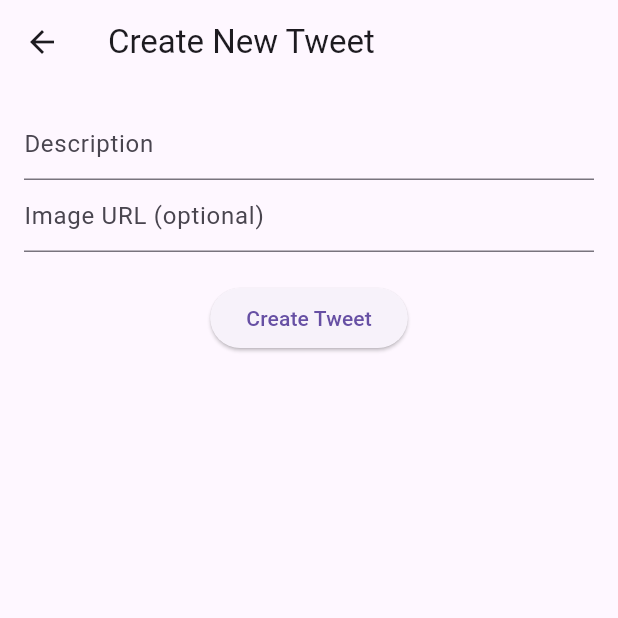
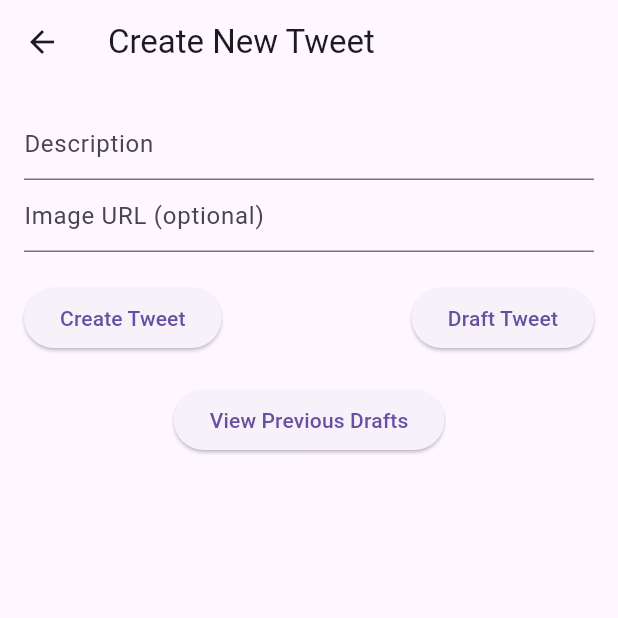
Before and after one commit to AllanSangle/final_project, a Flutter app: the CreateNewTweet screen opened directly, on a phone screen of 412 x 824 dp, the top half of it. Run offline on Flutter 3.47's test engine with Material 3 defaults, Android fonts, the phone set to English and light mode, and no system bars; our stand-ins replace cloud_firestore, firebase_auth, firebase_core, sqflite; accounts and stored records are empty.

Commit message:
local storage

```diff
--- /dev/null
+++ b/lib/Draft.dart
@@ -0,0 +1,110 @@
+import 'package:flutter/material.dart';
+import 'package:sqflite/sqflite.dart';
+import 'package:path/path.dart';
+
+
+class Draft{
+  final String description;
+  final String imageURL;
+
+  Draft({required this.description, required this.imageURL});
+
+  Map<String, dynamic> toMap() {
+    return {
+      'description': description,
+      'imageURL': imageURL,
+    };
+  }
+
+factory Draft.fromMap(Map<String, dynamic> map) {
+    return Draft(
+      description: map['description'],
+      imageURL: map['imageURL'],
+    );
+  }
+}
+
+class DraftsDatabase {
+  static final DraftsDatabase instance = DraftsDatabase._init();
+
+  static Database? _database;
+
+  DraftsDatabase._init();
+
+  // Open or create the database
+  Future<Database> get database async {
+    if (_database != null) return _database!;
+    _database = await _initDB('drafts.db');
+    return _database!;
+  }
+
+  // Initialize the database
+  Future<Database> _initDB(String filePath) async {
+    final dbPath = await getDatabasesPath();
+    final path = join(dbPath, filePath);
+    return openDatabase(path, version: 1, onCreate: _createDB);
+  }
+
+  // Create the database table
+  Future _createDB(Database db, int version) async {
+    await db.execute('''
+      CREATE TABLE drafts (
+        description TEXT,
+        imageURL TEXT
+      )
+    ''');
+  }
+
+  // Insert a draft tweet into the database
+  Future<int> insertDraft(Draft draft) async {
+    final db = await instance.database;
+    return await db.insert('drafts', draft.toMap());
+  }
+
+  // Get all drafted tweets
+  Future<List<Draft>> getDrafts() async {
+    final db = await instance.database;
+    final result = await db.query('drafts');
+    return result.map((map) => Draft.fromMap(map)).toList();
+  }
+
+}
+class DraftsScreen extends StatelessWidget {
+  @override
+  Widget build(BuildContext context) {
+    return Scaffold(
+      appBar: AppBar(
+        title: const Text('Previous Drafts'),
+      ),
+      body: FutureBuilder<List<Draft>>(
+        future: DraftsDatabase.instance.getDrafts(),
+        builder: (context, snapshot) {
+          if (snapshot.connectionState == ConnectionState.waiting) {
+            return const Center(child: CircularProgressIndicator());
+          }
+
+          if (snapshot.hasError) {
+            return Center(child: Text('Error: ${snapshot.error}'));
+          }
+
+          final drafts = snapshot.data ?? [];
+
+          if (drafts.isEmpty) {
+            return const Center(child: Text('No drafts available.'));
+          }
+
+          return ListView.builder(
+            itemCount: drafts.length,
+            itemBuilder: (context, index) {
+              final draft = drafts[index];
+              return ListTile(
+                title: Text(draft.description),
+                subtitle: Text(draft.imageURL.isEmpty ? 'No image URL' : draft.imageURL),
+              );
+            },
+          );
+        },
+      ),
+    );
+  }
+}
--- a/lib/Tweet.dart
+++ b/lib/Tweet.dart
@@ -6,30 +6,7 @@ import 'package:firebase_auth/firebase_auth.dart';
 import 'package:flutter/material.dart';
 
 final tweetsRef = FirebaseFirestore.instance.collection('tweets');
-final userLogsRef = FirebaseFirestore.instance.collection('userLogs');
 
-class UserLog {
-  String tweetId;
-  final String userId;
-  final String action;
-  final DateTime timestamp;
-
-  UserLog({
-    required this.userId,
-    required this.action,
-    required this.timestamp,
-    required this.tweetId,
-  });
-
-  Map<String, dynamic> toMap() {
-    return {
-      'userId': userId,
-      'action': action,
-      'timestamp': Timestamp.fromDate(timestamp),
-      'tweetId': tweetId,
-    };
-  }
-}
 class Tweet {
   String? id;
   final String userName;
@@ -121,18 +98,6 @@ class TweetInteractionManager {
     required this.commentsRef,
   });
 
-  Future<void> _logUserAction(String action) async {
-    final user = FirebaseAuth.instance.currentUser;
-    if (user != null && tweet.id != null) {
-      final userLog = UserLog(
-        userId: user.uid,
-        action: action,
-        timestamp: DateTime.now(),
-        tweetId: tweet.id!,
-      );
-      await userLogsRef.add(userLog.toMap());
-    }
-  }
 
   Future<void> addLike() async {
     final user = FirebaseAuth.instance.currentUser;
@@ -152,7 +117,7 @@ class TweetInteractionManager {
         'numLikes': tweet.numLikes,
         'likedBy': tweet.likedBy,
       });
-      await _logUserAction('like');
+
     }
   }
 
@@ -174,7 +139,7 @@ class TweetInteractionManager {
         'numRetweets': tweet.numRetweets,
         'retweetedBy': tweet.retweetedBy,
       });
-      await _logUserAction('retweet');
+
     }
   }
 
@@ -200,7 +165,7 @@ class TweetInteractionManager {
         'numComments': tweet.numComments,
       });
 
-      await _logUserAction('comment');
+
     }
   }
 }
@@ -312,7 +277,7 @@ class _TweetWidgetState extends State<TweetWidget> {
 Widget build(BuildContext context) {
   return Scaffold(
     appBar: AppBar(
-      title: const Text('Twitter Demo'),
+      title: const Text('Blog Demo alpha-V.1'),
       actions: [
         IconButton(
           icon: const Icon(Icons.logout),
--- a/lib/TweetPage.dart
+++ b/lib/TweetPage.dart
@@ -1,5 +1,6 @@
 
 import 'package:final_project/Comment.dart';
+import 'package:final_project/Draft.dart';
 import 'package:final_project/Tweet.dart';
 import 'package:firebase_auth/firebase_auth.dart';
 import 'package:flutter/material.dart';
@@ -282,6 +283,19 @@ class _CreateNewTweetState extends State<CreateNewTweet> {
   final description = TextEditingController();
   final imageUrl = TextEditingController();
 
+  Future<void> draftTweet() async {
+    final newDraft = Draft(
+      description: description.text,
+      imageURL: imageUrl.text.isNotEmpty ? imageUrl.text : '',
+    );
+
+    await DraftsDatabase.instance.insertDraft(newDraft);
+
+    ScaffoldMessenger.of(context).showSnackBar(
+      const SnackBar(content: Text('Tweet saved as draft')),
+    );
+  }
+
   Future<void> createTweet() async {
     final user = FirebaseAuth.instance.currentUser;
 
@@ -305,19 +319,6 @@ class _CreateNewTweetState extends State<CreateNewTweet> {
           retweetedBy: [],
         );
 
-        // Create tweet first
-        final tweetDoc = await tweetsRef.add(newTweet.toMap());
-        newTweet.id = tweetDoc.id;
-
-        // Create user log after tweet is created
-        final userLog = UserLog(
-          userId: user.uid,
-          action: 'create',
-          timestamp: DateTime.now(),
-          tweetId: tweetDoc.id,
-        );
-        await userLogsRef.add(userLog.toMap());
-
         Navigator.of(context).pop(newTweet);
       } catch (e) {
         ScaffoldMessenger.of(context).showSnackBar(
@@ -330,6 +331,7 @@ class _CreateNewTweetState extends State<CreateNewTweet> {
       );
     }
   }
+
   @override
   Widget build(BuildContext context) {
     return Scaffold(
@@ -349,9 +351,28 @@ class _CreateNewTweetState extends State<CreateNewTweet> {
               decoration: const InputDecoration(hintText: 'Image URL (optional)'),
             ),
             const SizedBox(height: 20),
+            Row(
+              mainAxisAlignment: MainAxisAlignment.spaceBetween,
+              children: [
+                ElevatedButton(
+                  onPressed: createTweet,
+                  child: const Text('Create Tweet'),
+                ),
+                ElevatedButton(
+                  onPressed: draftTweet,
+                  child: const Text('Draft Tweet'),
+                ),
+              ],
+            ),
+            const SizedBox(height: 20),
             ElevatedButton(
-              onPressed: createTweet,
-              child: const Text('Create Tweet'),
+              onPressed: () {
+                Navigator.push(
+                  context,
+                  MaterialPageRoute(builder: (context) => DraftsScreen()),
+                );
+              },
+              child: const Text('View Previous Drafts'),
             ),
           ],
         ),
```
Also changed, not shown: lib/RegisterAccount.dart (line endings or trailing spaces), lib/main.dart (line endings or trailing spaces).
